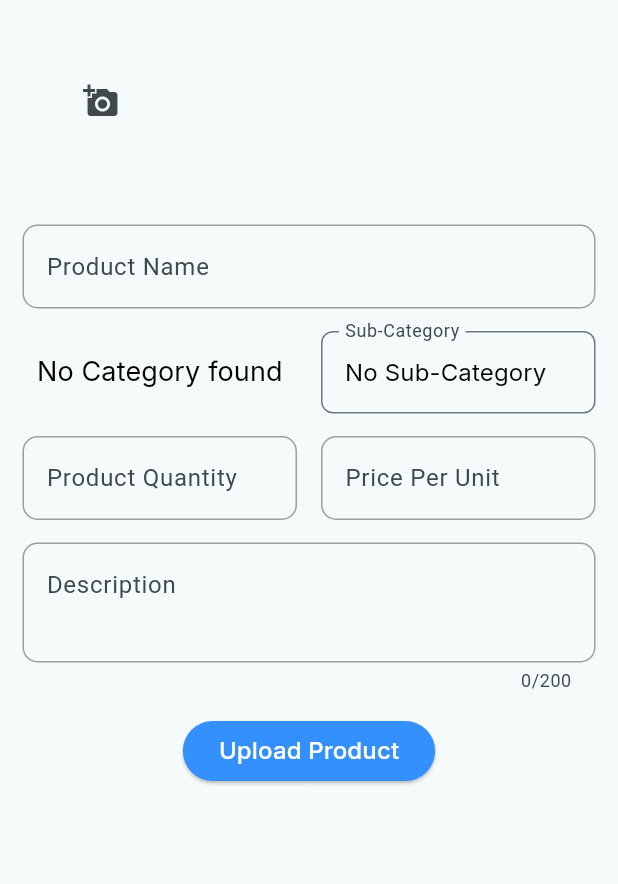
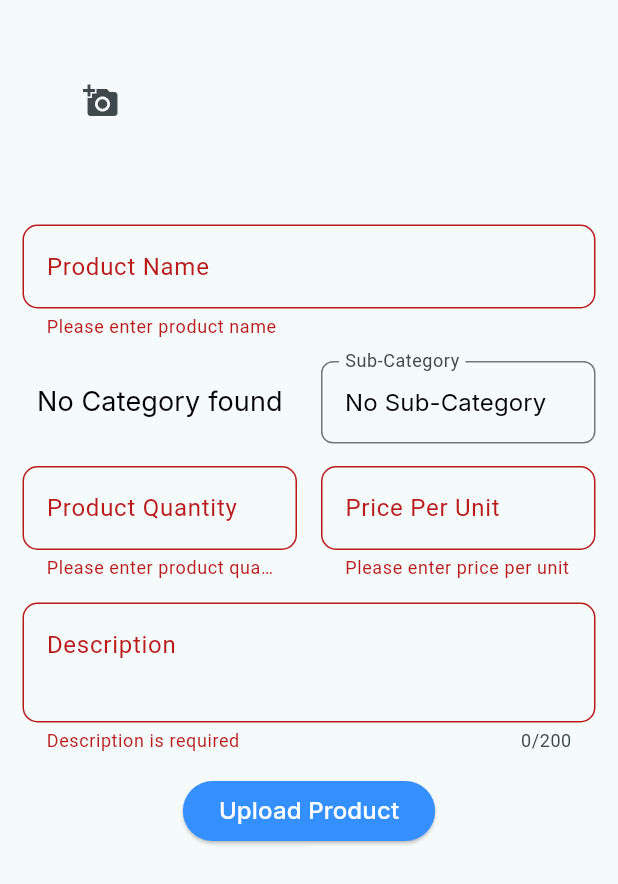
Before and after one commit to Sukhmeetsingh306/store_app, a Flutter app: the UploadUserSellerScreen widget shown alone on an empty page, opened directly, after a tap on "Upload Product", on a phone screen of 412 x 824 dp. Shown: the top 884 px of the screen. Run offline on Flutter 3.47's test engine with Material 3 defaults, Android fonts, the phone set to English and light mode, and no system bars; our stand-ins replace file_picker, flutter_riverpod, flutter_svg, go_router, google_fonts, image_picker and 4 more; missing offline and left inert: cloudinary_public, dart:html, flutter_admin_scaffold, random_avatar; accounts and stored records are empty; network calls fail.

Commit message:
feat: update UploadUserSellerScreen to use separate controllers for quantity, price, and description fields with validation

```diff
--- a/multi_vendor/lib/screen/seller/user_screen/upload_user_seller_screen.dart
+++ b/multi_vendor/lib/screen/seller/user_screen/upload_user_seller_screen.dart
@@ -25,6 +25,9 @@ class _UploadUserSellerScreenState extends State<UploadUserSellerScreen> {
   final ImagePicker _picker = ImagePicker();
 
   final TextEditingController _productController = TextEditingController();
+  final TextEditingController _quantityController = TextEditingController();
+  final TextEditingController _priceController = TextEditingController();
+  final TextEditingController _descriptionController = TextEditingController();
 
   List<XFile>? imageFileList = [];
 
@@ -317,7 +320,7 @@ class _UploadUserSellerScreenState extends State<UploadUserSellerScreen> {
                     children: [
                       Expanded(
                         child: textFormField(
-                          _productController,
+                          _quantityController,
                           'Product Quantity',
                           (value) {
                             if (value == null || value.isEmpty) {
@@ -334,7 +337,7 @@ class _UploadUserSellerScreenState extends State<UploadUserSellerScreen> {
                       const SizedBox(width: 16),
                       Expanded(
                         child: textFormField(
-                          _productController, // use a separate controller
+                          _priceController,
                           'Price Per Unit',
                           (value) {
                             if (value == null || value.isEmpty) {
@@ -352,7 +355,7 @@ class _UploadUserSellerScreenState extends State<UploadUserSellerScreen> {
                   ),
                   sizedBoxH15(),
                   textFormField(
-                    _productController,
+                    _descriptionController,
                     'Description',
                     (value) {
                       if (value == null || value.trim().isEmpty) {
@@ -377,7 +380,13 @@ class _UploadUserSellerScreenState extends State<UploadUserSellerScreen> {
                 ],
               ),
             ),
-            elevatedButton('Upload Product', () {})
+            elevatedButton('Upload Product', () {
+              if (_formKey.currentState!.validate()) {
+                print("Form is valid, proceed with upload");
+              } else {
+                print("Form is invalid, please correct the errors");
+              }
+            })
           ],
         ),
       ),
```
